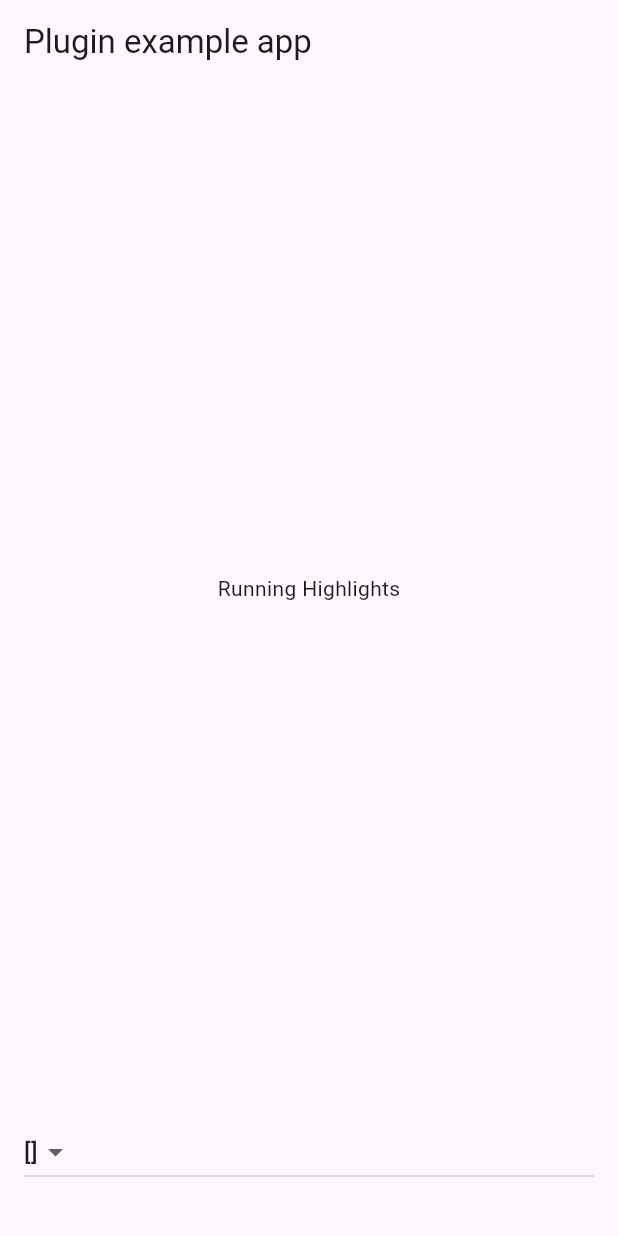
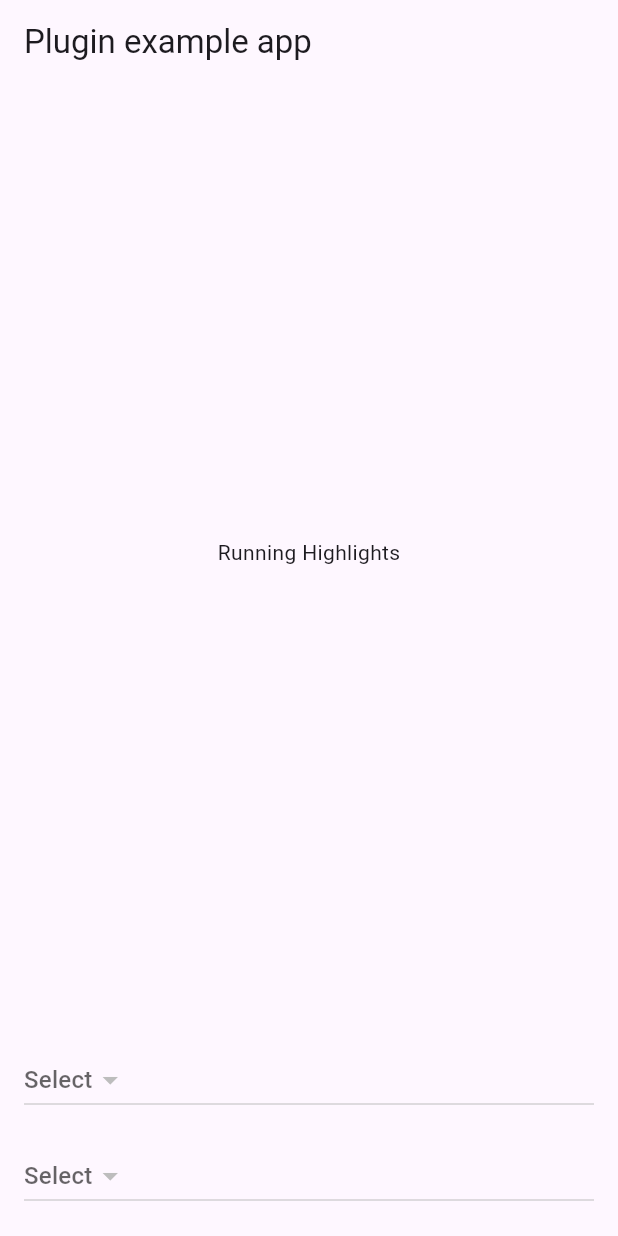
Before and after one commit to SnipMeDev/highlights_plugin, a Flutter app: the screen it shows after launch, on a phone screen of 412 x 824 dp. Run offline on Flutter 3.47's test engine with Material 3 defaults, Android fonts, the light colour scheme and no system bars; our stand-ins replace plugin_platform_interface; missing offline and left inert: dart:html.

Commit message:
Corrected value dropdowns

```diff
--- a/example/lib/main.dart
+++ b/example/lib/main.dart
@@ -52,11 +52,11 @@
                 onChanged: _updateLanguage,
               ),
               const SizedBox(height: 16),
-              // FutureDropdown(
-              //   selected: _theme,
-              //   future: _highlightsPlugin.getThemes(),
-              //   onChanged: _updateTheme,
-              // ),
+              FutureDropdown(
+                selected: _theme,
+                future: _highlightsPlugin.getThemes(),
+                onChanged: _updateTheme,
+              ),
             ],
           ),
         ),
@@ -84,17 +84,20 @@
       builder: (context, snapshot) {
         final isLoaded = snapshot.connectionState == ConnectionState.done;
         final data = snapshot.data;
-        print(data);
         final items = data?.map<DropdownMenuItem<String>>(
-          (e) => DropdownMenuItem(child: Text(e.toString())),
-        ).toList();
+          (value) => DropdownMenuItem(
+            value: value as String,
+            child: Text(value),
+          ),
+        );
 
         if (!isLoaded) {
           return const CircularProgressIndicator();
         } else {
           return DropdownButton(
+            hint: const Text("Select"),
             value: selected,
-            items: [DropdownMenuItem(child: Text('$data'))],
+            items: items?.toList(),
             onChanged: (value) => onChanged(value as T),
           );
         }
```
